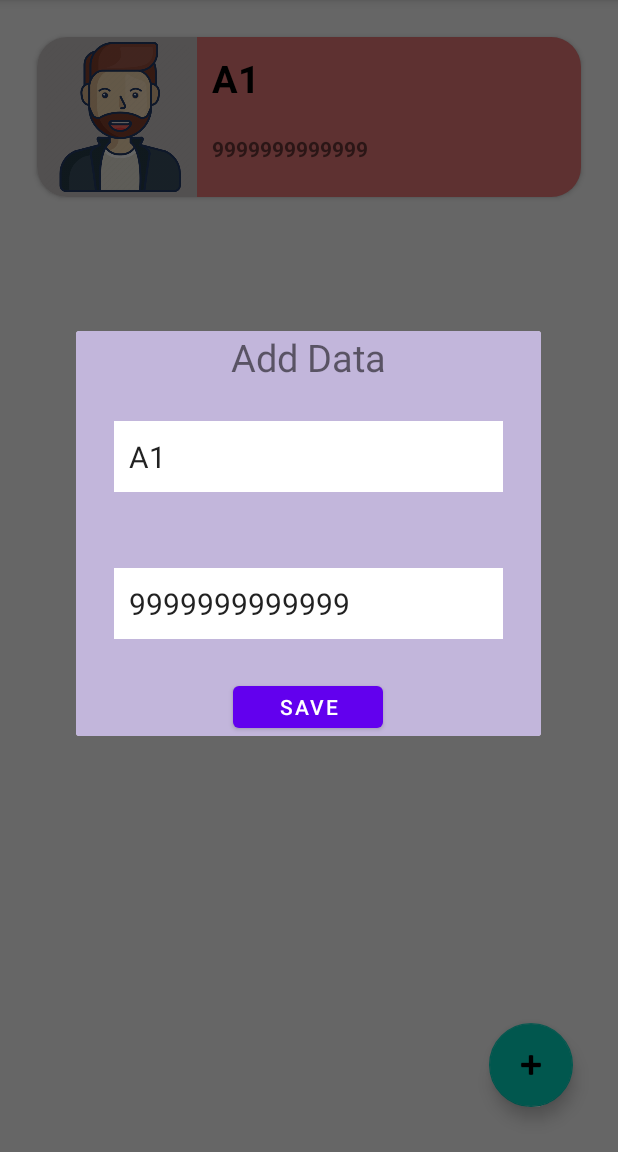
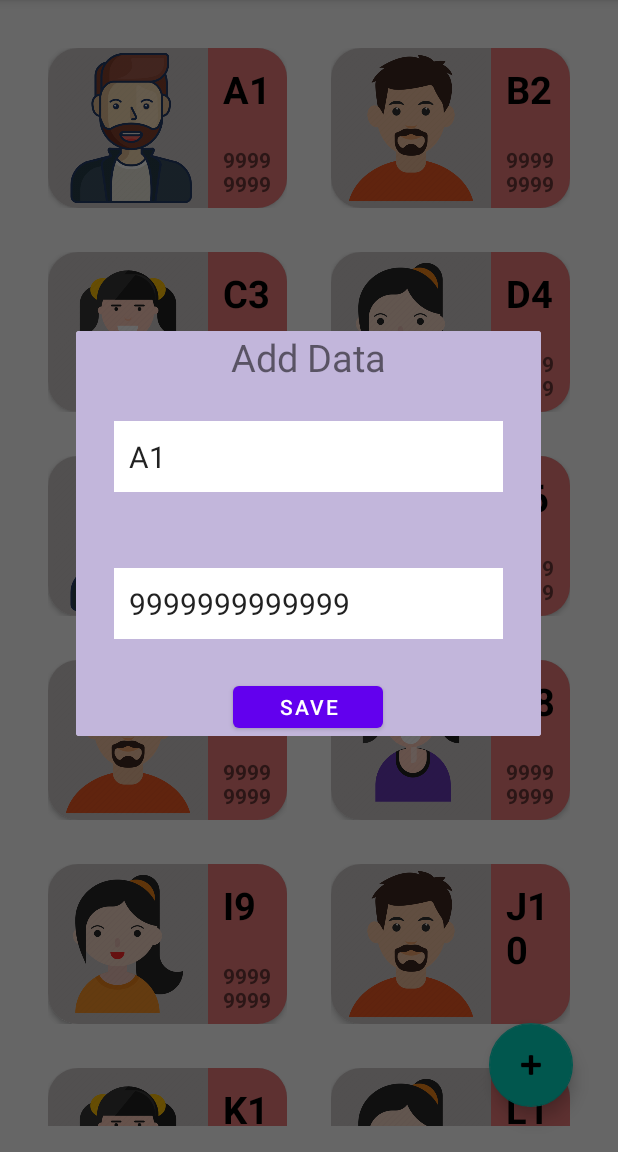
Before and after one commit to RobinKumar5986/Recycler_View_and_Adepters, an Android app: the screen it shows after launch (MainActivity), after a tap on "A1", on a phone screen of 412 x 824 dp, the part 84-1236 px from its top. Run offline under Robolectric (Android 15) with nearby library versions, the phone set to English and light mode, and no system bars.

Commit message:
Recycler View With GridLayout i.e :- GridLayoutManager gridLayoutManager=new GridLayoutManager(this,2); recyclerView.setLayoutManager(gridLayoutManager);

```diff
--- a/app/src/main/java/com/example/haider/recyclerviewandadepters/MainActivity.java
+++ b/app/src/main/java/com/example/haider/recyclerviewandadepters/MainActivity.java
@@ -1,6 +1,7 @@
 package com.example.haider.recyclerviewandadepters;
 
 import androidx.appcompat.app.AppCompatActivity;
+import androidx.recyclerview.widget.GridLayoutManager;
 import androidx.recyclerview.widget.LinearLayoutManager;
 import androidx.recyclerview.widget.RecyclerView;
 
@@ -36,8 +37,10 @@ public class MainActivity extends AppCompatActivity {
 
 
         recyclerView=findViewById(R.id.recContact);
-        recyclerView.setLayoutManager(new LinearLayoutManager(this,LinearLayoutManager.HORIZONTAL,false));
+//        recyclerView.setLayoutManager(new LinearLayoutManager(this,LinearLayoutManager.HORIZONTAL,false));
 
+        GridLayoutManager gridLayoutManager=new GridLayoutManager(this,2);
+        recyclerView.setLayoutManager(gridLayoutManager);
         for(int i=0;i<names.length;i++){
             data.add(new dataSetter(images[i] ,names[i], number ) );
         }
--- a/app/src/main/res/layout/recyler_layout.xml
+++ b/app/src/main/res/layout/recyler_layout.xml
@@ -1,14 +1,15 @@
 <?xml version="1.0" encoding="utf-8"?>
 <LinearLayout xmlns:android="http://schemas.android.com/apk/res/android"
-    android:layout_width="match_parent"
+    android:layout_width="wrap_content"
     android:layout_height="wrap_content"
+    android:padding="7dp"
+    android:layout_margin="7dp"
     xmlns:app="http://schemas.android.com/apk/res-auto">
     <androidx.cardview.widget.CardView
-        android:layout_width="match_parent"
+        android:layout_width="wrap_content"
         android:layout_height="wrap_content"
         app:cardCornerRadius="20dp"
         android:elevation="7dp"
-        android:layout_margin="7dp"
         android:padding="5dp"
         >
         <LinearLayout
```
